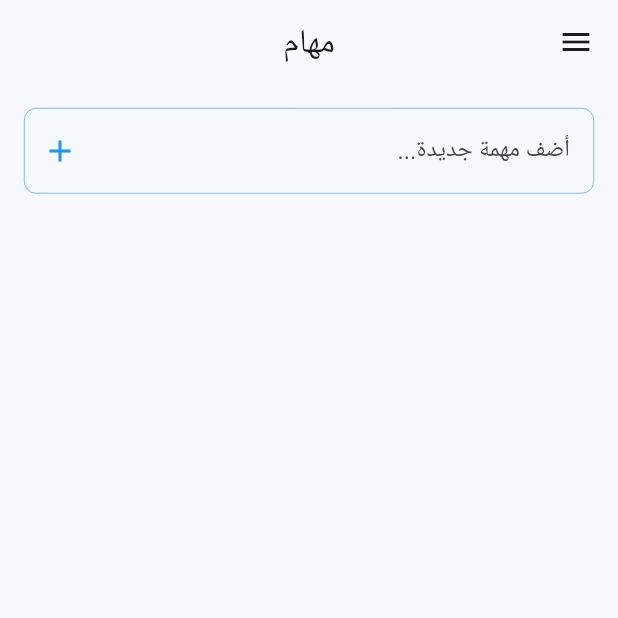
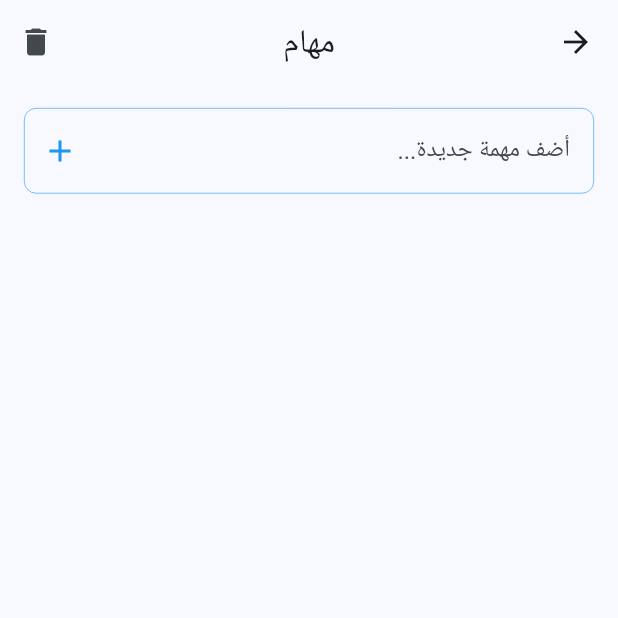
Before and after one commit to AhmadMahdaly/Focus_tracker, a Flutter app: the screen it shows after launch, in the side drawer, after a tap on "المهام", on a phone screen of 412 x 824 dp, the top half of it. Run offline on Flutter 3.47's test engine with Material 3 defaults, Android fonts, the phone set to English and light mode, and no system bars; our stand-ins replace audioplayers, easy_localization, fl_chart, flutter_local_notifications, hive, hive_flutter and 2 more; accounts and stored records are empty.

Commit message:
Add delete button in AppBar for clearing tasks

```diff
--- a/lib/screens/tasks_screen.dart
+++ b/lib/screens/tasks_screen.dart
@@ -50,7 +50,19 @@ class _TasksScreenState extends State<TasksScreen> {
   @override
   Widget build(BuildContext context) {
     return Scaffold(
-      appBar: AppBar(title: const Text('مهام'), centerTitle: true),
+      appBar: AppBar(
+        title: const Text('مهام'),
+        centerTitle: true,
+        actions: [
+          IconButton(
+            icon: const Icon(Icons.delete),
+            onPressed: () {
+              tasksBox.clear();
+              setState(() {});
+            },
+          ),
+        ],
+      ),
 
       body: Column(
         children: [
@@ -122,25 +134,6 @@ class _TasksScreenState extends State<TasksScreen> {
           ),
         ],
       ),
-      drawer: Drawer(
-        child: ListView(
-          padding: EdgeInsets.zero,
-          children: [
-            const DrawerHeader(
-              decoration: BoxDecoration(color: Colors.blue),
-              child: Text('Focus Tracker'),
-            ),
-            ListTile(
-              title: const Text('حذف جميع المهام'),
-              leading: const Icon(Icons.delete),
-              onTap: () {
-                tasksBox.clear();
-                Navigator.pop(context);
-              },
-            ),
-          ],
-        ),
-      ),
 
       // floatingActionButton: FloatingActionButton(
       //   backgroundColor: Colors.white,
```
